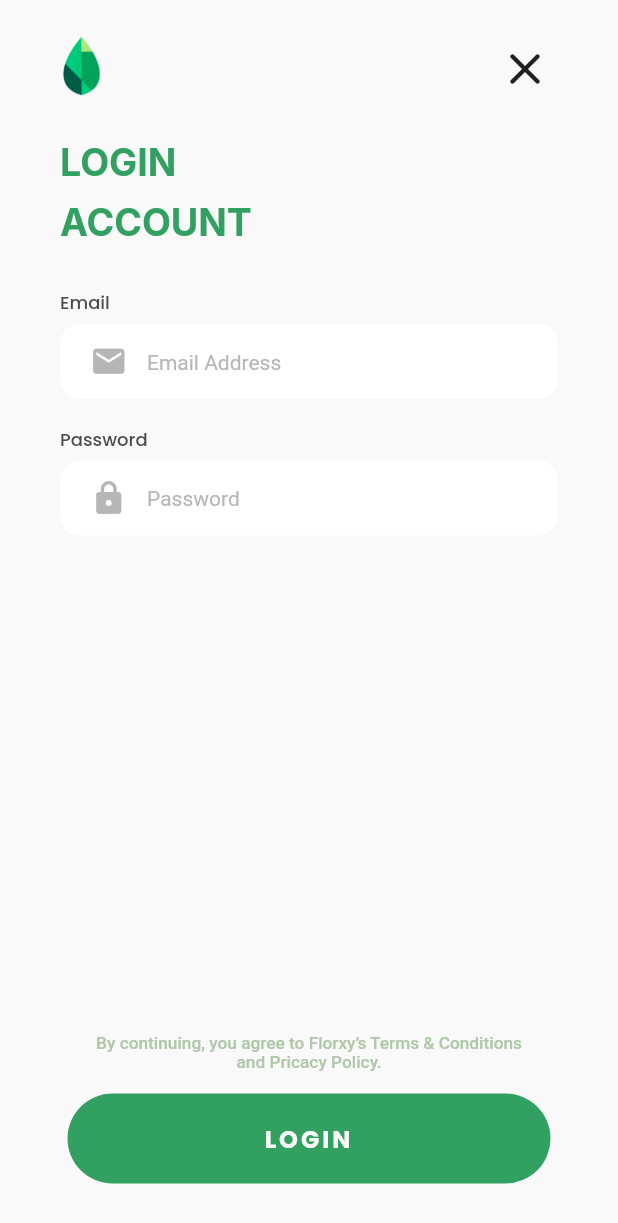
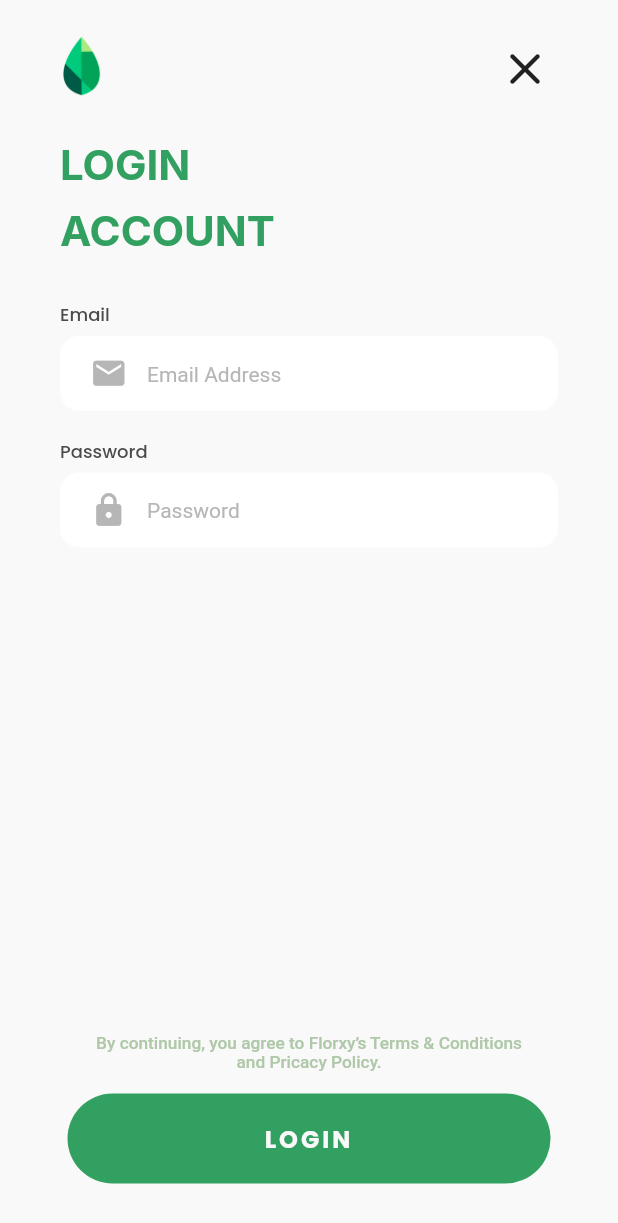
Before and after one commit to FlorxyTeam/Florxy, a Flutter app: the LoginPage screen opened directly, on a phone screen of 412 x 824 dp. Shown: the top 1223 px of the screen. Run offline on Flutter 3.47's test engine with Material 2 defaults, Android fonts, the phone set to English and light mode, and no system bars; our stand-ins replace boxicons, custom_navigation_bar, flutter_typeahead, google_fonts; missing offline and left inert: slide_popup_dialog_null_safety.

```diff
--- a/lib/pages/LoginPage.dart
+++ b/lib/pages/LoginPage.dart
@@ -61,7 +61,7 @@ class _LoginPageState extends State<LoginPage> {
                       alignment: Alignment.topLeft,
                       child: Inter(
                         text: 'LOGIN',
-                        size: 25,
+                        size: 28,
                         color: c.greenMain,
                         fontWeight: f.bold,
                       ),
@@ -71,18 +71,32 @@ class _LoginPageState extends State<LoginPage> {
                       alignment: Alignment.topLeft,
                       child: Inter(
                         text: 'ACCOUNT',
-                        size: 25,
+                        size: 28,
                         color: c.greenMain,
                         fontWeight: f.bold,
                       ),
                     ),
-                    if(isKeyboard)Align(
-                      alignment: Alignment.topLeft,
-                      child: Inter(
-                        text: 'LOGIN ACCOUNT',
-                        size: 25,
-                        color: c.greenMain,
-                        fontWeight: f.bold,
+                    if(isKeyboard)Padding(
+                      padding: EdgeInsets.only(top: 60),
+                      child: Row(
+                        children: [
+                          Padding(
+                            padding: EdgeInsets.only(right: 10),
+                            child: Image(
+                              image: AssetImage('assets/img/icon2.png'),
+                              height: 40,
+                            ),
+                          ),
+                          Align(
+                            alignment: Alignment.topLeft,
+                            child: Inter(
+                              text: 'LOGIN ACCOUNT',
+                              size: 26,
+                              color: c.greenMain,
+                              fontWeight: f.bold,
+                            ),
+                          )
+                        ],
                       ),
                     ),
                     SizedBox(height: 30),
--- a/lib/pages/createaccount1.dart
+++ b/lib/pages/createaccount1.dart
@@ -32,6 +32,7 @@ class _CreateAccountState extends State<CreateAccount1> {
 
   @override
   Widget build(BuildContext context) {
+    final isKeyboard = MediaQuery.of(context).viewInsets.bottom!= 0;
     return Scaffold(
         backgroundColor: Color(0xffF9F9F9),
         body: Stack(
@@ -42,7 +43,7 @@ class _CreateAccountState extends State<CreateAccount1> {
               height: MediaQuery.of(context).size.height,
               child: Column(
                 children: [
-                  Padding(
+                  if(!isKeyboard) Padding(
                     padding: const EdgeInsets.only(left: 20, right: 20),
                     child: Stack(
                       children: [
@@ -91,7 +92,7 @@ class _CreateAccountState extends State<CreateAccount1> {
                       ],
                     ),
                   ),
-                  SizedBox(height: 15),
+                  if(!isKeyboard) SizedBox(height: 15),
                   Row(
                     mainAxisSize: MainAxisSize.min,
                     children: [
```
